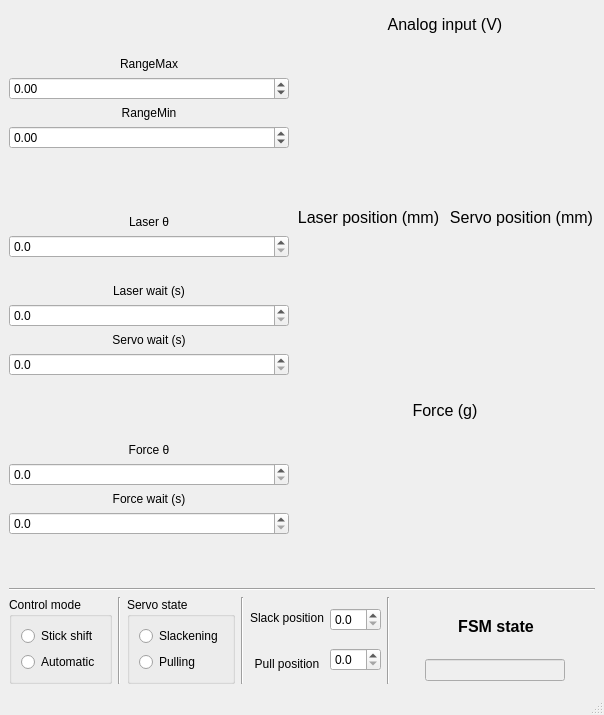
Above: UIdesign.ui from goatsofnaxos/VBAcmd before the change. Below: the same form after it.
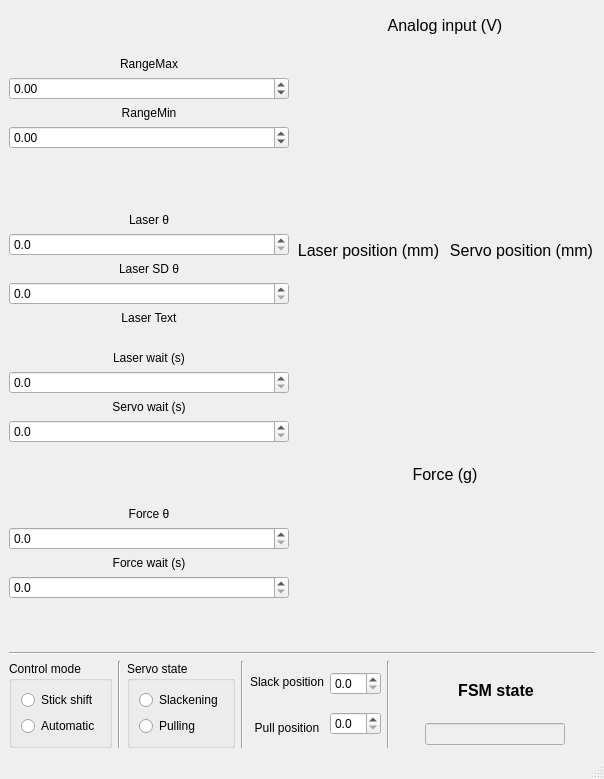
That is the form after the change. Custom widgets are drawn as their Qt base class.

What changed in the file:
```diff
--- a/UIdesign.ui
+++ b/UIdesign.ui
@@ -7,7 +7,7 @@
     <x>0</x>
     <y>0</y>
     <width>604</width>
-    <height>715</height>
+    <height>779</height>
    </rect>
   </property>
   <property name="sizePolicy">
@@ -194,6 +194,42 @@
           </property>
          </widget>
         </item>
+        <item>
+         <widget class="QLabel" name="label_10">
+          <property name="text">
+           <string>Laser SD θ</string>
+          </property>
+          <property name="alignment">
+           <set>Qt::AlignCenter</set>
+          </property>
+         </widget>
+        </item>
+        <item>
+         <widget class="QDoubleSpinBox" name="laserSDThresholdDoubleSpinBox">
+          <property name="decimals">
+           <number>1</number>
+          </property>
+          <property name="minimum">
+           <double>0.000000000000000</double>
+          </property>
+          <property name="maximum">
+           <double>10000.000000000000000</double>
+          </property>
+          <property name="singleStep">
+           <double>0.100000000000000</double>
+          </property>
+         </widget>
+        </item>
+        <item>
+         <widget class="QLabel" name="laserSDtext_label">
+          <property name="text">
+           <string>Laser Text</string>
+          </property>
+          <property name="alignment">
+           <set>Qt::AlignCenter</set>
+          </property>
+         </widget>
+        </item>
         <item>
          <spacer name="verticalSpacer_3">
           <property name="orientation">
```
